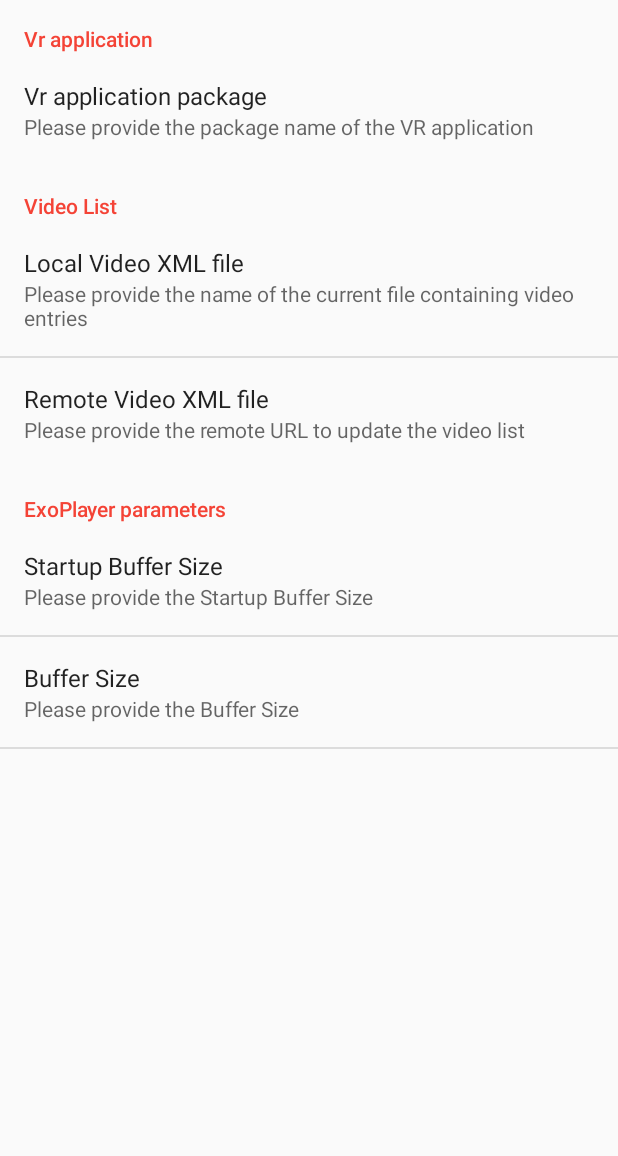
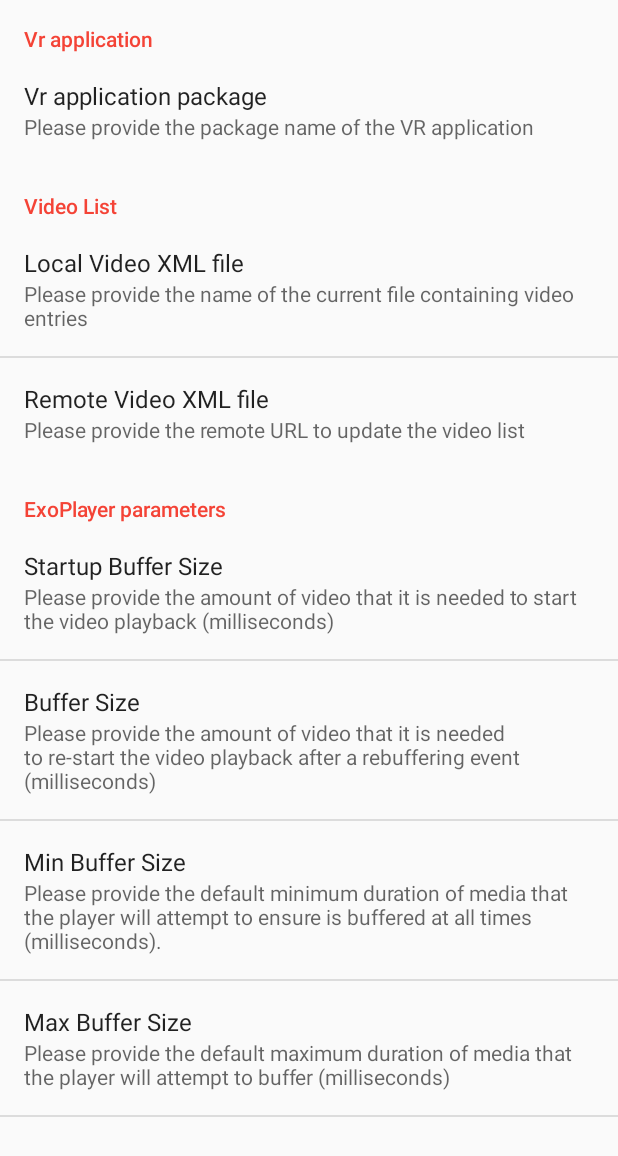
Before and after one commit to UCA4SVR/TOUCAN_VR_parametrizer, an Android app: the PreferencesActivity screen opened directly, with no data from a screen before it, on a phone screen of 412 x 824 dp. Shown: the top 1156 px of the screen. Run offline under Robolectric (Android 15) with nearby library versions, the phone set to English and light mode, and no system bars.

Commit message:
Added 2 parameters for EXOPlayer v2
-Added parameters (minBufferSize, maxBufferSize)
-Wiki updated
-Readme Updated
-Default preferences updated

```diff
--- a/app/src/main/java/fr/unice/i3s/uca4svr/toucan_vr_parametrizing/StartVRApp.java
+++ b/app/src/main/java/fr/unice/i3s/uca4svr/toucan_vr_parametrizing/StartVRApp.java
@@ -29,8 +29,10 @@ abstract class StartVRApp {
         if (launchIntent != null) {
             //Putting extra parameters
             launchIntent.putExtra("videoLink", videoLink);
-            launchIntent.putExtra("startupBufferSize", preferences.getString("startupBufferSize", null));
-            launchIntent.putExtra("bufferSize", preferences.getString("bufferSize", null));
+            launchIntent.putExtra("bufferForPlayback", preferences.getString("bufferForPlayback", null));
+            launchIntent.putExtra("bufferForPlaybackAR", preferences.getString("bufferForPlaybackAR", null));
+            launchIntent.putExtra("minBufferSize", preferences.getString("minBufferSize", null));
+            launchIntent.putExtra("maxBufferSize", preferences.getString("maxBufferSize", null));
             applicationContext.startActivity(launchIntent);
         } else {
             //Package not found: Retrieving and showing the error message
--- a/app/src/main/res/values/strings.xml
+++ b/app/src/main/res/values/strings.xml
@@ -17,4 +17,7 @@
     <string name="ERROR_notFoundVideoXml">The Video XML file has not been found!</string>
     <string name="ERROR_notOnline">The device is not connected to internet!</string>
     <string name="ERROR_permissionNotGranted">Please authorize the application to write the device\'s storage!</string>
+    <string name="PREFERENCE_package">fr.unice.i3s.uca4svr.toucan_vr.full.debug</string>
+    <string name="PREFERENCE_local">Toucan/videos.xml</string>
+    <string name="PREFERENCE_remote">_</string>
 </resources>
--- a/app/src/main/res/xml/preferences.xml
+++ b/app/src/main/res/xml/preferences.xml
@@ -4,32 +4,44 @@
         <EditTextPreference android:title="Vr application package"
             android:key="vrApplicationPackage"
             android:summary="Please provide the package name of the VR application"
-            android:defaultValue="fr.unice.i3s.uca4svr.toucan_vr.full.debug"
+            android:defaultValue="@string/PREFERENCE_package"
             />
     </PreferenceCategory>
     <PreferenceCategory android:title="Video List">
         <EditTextPreference android:title="Local Video XML file"
             android:key="localVideoXMLFile"
             android:summary="Please provide the name of the current file containing video entries"
-            android:defaultValue="Toucan/videos.xml"
+            android:defaultValue="@string/PREFERENCE_local"
             />
         <EditTextPreference android:title="Remote Video XML file"
             android:key="remoteVideoXMLFile"
             android:summary="Please provide the remote URL to update the video list"
-            android:defaultValue="_"
+            android:defaultValue="@string/PREFERENCE_remote"
         />
     </PreferenceCategory>
     <PreferenceCategory android:title="ExoPlayer parameters">
         <EditTextPreference android:title="Startup Buffer Size"
-            android:key="startupBufferSize"
-            android:summary="Please provide the Startup Buffer Size"
-            android:defaultValue="64000"
+            android:key="bufferForPlayback"
+            android:summary="Please provide the amount of video that it is needed to start the video playback (milliseconds)"
+            android:defaultValue="1500"
             android:inputType="number"
             />
         <EditTextPreference android:title="Buffer Size"
-            android:key="bufferSize"
-            android:summary="Please provide the Buffer Size"
-            android:defaultValue="64000"
+        android:key="bufferForPlaybackAR"
+        android:summary="Please provide the amount of video that it is needed to re-start the video playback after a rebuffering event (milliseconds)"
+        android:defaultValue="1500"
+        android:inputType="number"
+        />
+        <EditTextPreference android:title="Min Buffer Size"
+            android:key="minBufferSize"
+            android:summary="Please provide the default minimum duration of media that the player will attempt to ensure is buffered at all times (milliseconds)."
+            android:defaultValue="15000"
+            android:inputType="number"
+            />
+        <EditTextPreference android:title="Max Buffer Size"
+            android:key="maxBufferSize"
+            android:summary="Please provide the default maximum duration of media that the player will attempt to buffer (milliseconds)"
+            android:defaultValue="30000"
             android:inputType="number"
             />
     </PreferenceCategory>
```
Also changed, not shown: 1 other file.
